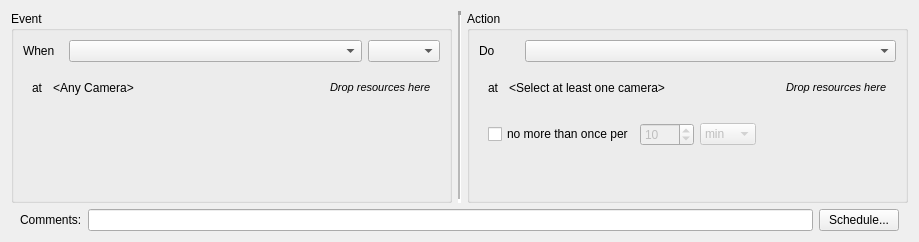
Qt form client/src/ui/widgets/business/business_rule_widget.ui (networkoptix/nx_open) before a commit.
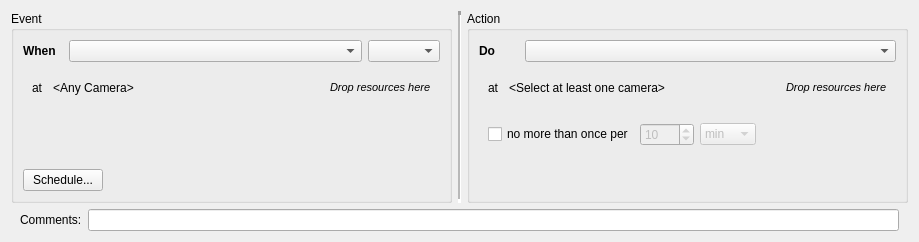
The same form after that commit. Icons and pictures are not drawn.

The edit to the form file:
```diff
--- a/client/src/ui/widgets/business/business_rule_widget.ui
+++ b/client/src/ui/widgets/business/business_rule_widget.ui
@@ -42,7 +42,7 @@
              </size>
             </property>
             <property name="text">
-             <string>When</string>
+             <string>&lt;html&gt;&lt;head/&gt;&lt;body&gt;&lt;p&gt;&lt;span style=&quot; font-weight:600;&quot;&gt;When&lt;/span&gt;&lt;/p&gt;&lt;/body&gt;&lt;/html&gt;</string>
             </property>
            </widget>
           </item>
@@ -144,6 +144,23 @@
           </property>
          </spacer>
         </item>
+        <item>
+         <widget class="QPushButton" name="scheduleButton">
+          <property name="sizePolicy">
+           <sizepolicy hsizetype="Fixed" vsizetype="Fixed">
+            <horstretch>0</horstretch>
+            <verstretch>0</verstretch>
+           </sizepolicy>
+          </property>
+          <property name="text">
+           <string>Schedule...</string>
+          </property>
+          <property name="icon">
+           <iconset resource="../../../../x86/build/client-custom.qrc">
+            <normaloff>:/skin/tree/servers.png</normaloff>:/skin/tree/servers.png</iconset>
+          </property>
+         </widget>
+        </item>
        </layout>
       </widget>
      </item>
@@ -183,7 +200,7 @@
              </size>
             </property>
             <property name="text">
-             <string>Do</string>
+             <string>&lt;html&gt;&lt;head/&gt;&lt;body&gt;&lt;p&gt;&lt;span style=&quot; font-weight:600;&quot;&gt;Do&lt;/span&gt;&lt;/p&gt;&lt;/body&gt;&lt;/html&gt;</string>
             </property>
            </widget>
           </item>
@@ -360,7 +377,7 @@
     </layout>
    </item>
    <item>
-    <layout class="QHBoxLayout" name="horizontalLayout" stretch="0,0,0">
+    <layout class="QHBoxLayout" name="horizontalLayout" stretch="0,1">
      <property name="leftMargin">
       <number>9</number>
      </property>
@@ -377,13 +394,6 @@
      <item>
       <widget class="QLineEdit" name="commentsLineEdit"/>
      </item>
-     <item>
-      <widget class="QPushButton" name="scheduleButton">
-       <property name="text">
-        <string>Schedule...</string>
-       </property>
-      </widget>
-     </item>
     </layout>
    </item>
   </layout>
```
Left out of the diff: 4 changed lines with no effect on the pictures.
